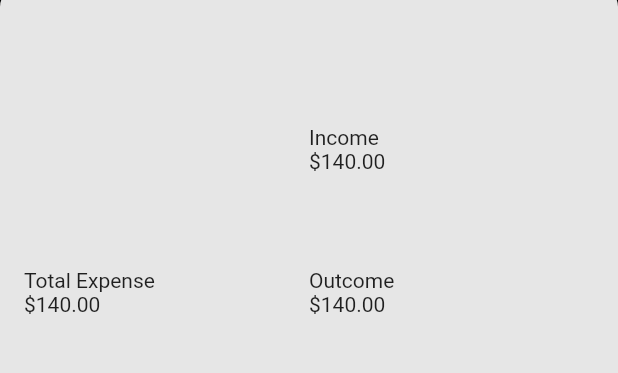
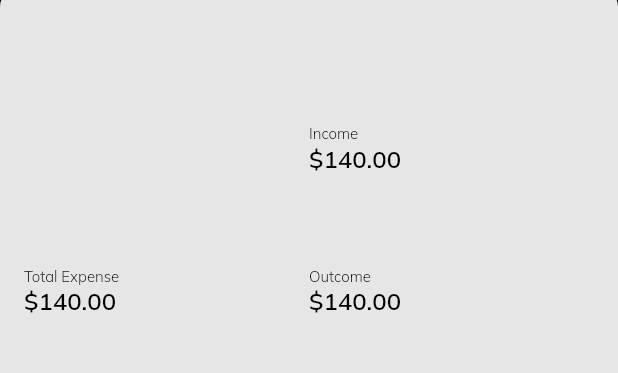
Before and after one commit to aliazimoshan/dongi, a Flutter app: the HomePage screen opened directly, on a phone screen of 412 x 824 dp, the part 98-471 px from its top. Run offline on Flutter 3.47's test engine with Material 2 defaults, Android fonts, the phone set to English and light mode, and no system bars; our stand-ins replace hooks_riverpod.

Commit message:
change fontConfigs

```diff
--- a/lib/constants/font_config.dart
+++ b/lib/constants/font_config.dart
@@ -3,15 +3,43 @@ import 'package:flutter/material.dart';
 class FontConfig {
   static TextStyle h1() => const TextStyle(
         fontFamily: "Mulish",
-        fontWeight: FontWeight.w600,
-        fontSize: 30,
+        fontWeight: FontWeight.w700,
+        fontSize: 24,
         color: Colors.black,
       );
 
-  static TextStyle p() => const TextStyle(
+  static TextStyle h2() => const TextStyle(
+        fontFamily: "Mulish",
+        fontWeight: FontWeight.w600,
+        fontSize: 20,
+        color: Colors.black,
+      );
+
+  static TextStyle h3() => const TextStyle(
+        fontFamily: "Mulish",
+        fontWeight: FontWeight.w600,
+        fontSize: 16,
+        color: Colors.black,
+      );
+
+  static TextStyle p1({Color? color}) => TextStyle(
+        fontFamily: "Mulish",
+        fontWeight: FontWeight.w400,
+        fontSize: 14,
+        color: color ?? Colors.black,
+      );
+
+  static TextStyle p2() => const TextStyle(
         fontFamily: "Mulish",
         fontWeight: FontWeight.w300,
-        fontSize: 17,
+        fontSize: 16,
+        color: Colors.black,
+      );
+
+  static TextStyle p3() => const TextStyle(
+        fontFamily: "Mulish",
+        fontWeight: FontWeight.w400,
+        fontSize: 10,
         color: Colors.black,
       );
 }
```
